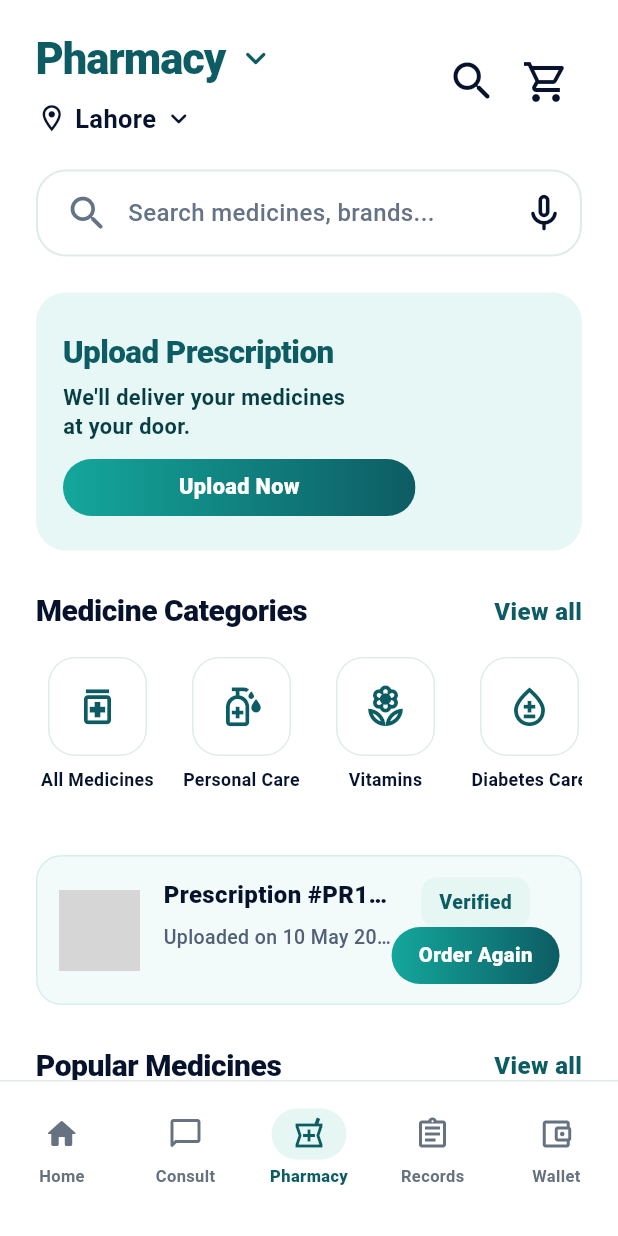
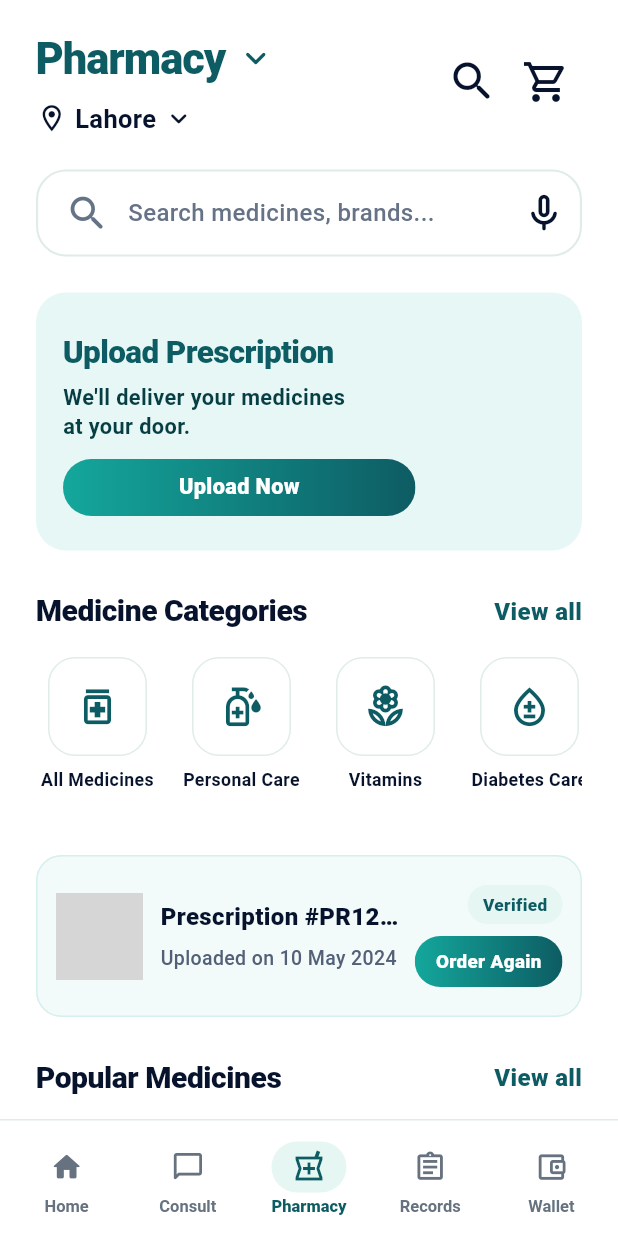
Before and after one commit to jenedo/AsaanCare-Flutter, a Flutter app: the PharmacyScreen screen opened by its route, on a phone screen of 412 x 824 dp. Run offline on Flutter 3.47's test engine with Material 3 defaults, Android fonts, the phone set to English and light mode, and no system bars; our stand-ins replace file_picker, get_it; accounts and stored records are empty; grey boxes are pictures that could not be loaded.

Commit message:
ui: add motion system and polish pharmacy navigation

```diff
--- a/lib/core/app/app.dart
+++ b/lib/core/app/app.dart
@@ -1,8 +1,20 @@
+import 'dart:ui';
+
 import 'package:flutter/material.dart';
 
 import '../routes/app_router.dart';
 import '../routes/app_routes.dart';
 import '../theme/app_theme.dart';
+
+class AppScrollBehavior extends MaterialScrollBehavior {
+  const AppScrollBehavior();
+
+  @override
+  Set<PointerDeviceKind> get dragDevices => {
+    ...super.dragDevices,
+    PointerDeviceKind.mouse,
+  };
+}
 
 class AsaanCareApp extends StatelessWidget {
   const AsaanCareApp({super.key});
@@ -15,6 +27,9 @@
       theme: AppTheme.lightTheme(),
       initialRoute: AppRoutes.welcome,
       onGenerateRoute: AppRouter.onGenerateRoute,
+
+      // Web par mouse drag se PageView/ListView scroll hoga.
+      scrollBehavior: const AppScrollBehavior(),
     );
   }
 }
--- /dev/null
+++ b/lib/core/design/app_motion.dart
@@ -0,0 +1,13 @@
+import 'package:flutter/animation.dart';
+
+abstract final class AppMotion {
+  static const Duration press = Duration(milliseconds: 110);
+  static const Duration fast = Duration(milliseconds: 180);
+  static const Duration medium = Duration(milliseconds: 240);
+  static const Duration route = Duration(milliseconds: 300);
+
+  static const Curve standard = Curves.easeOutCubic;
+  static const Curve exit = Curves.easeInCubic;
+
+  const AppMotion._();
+}
--- a/lib/core/widgets/app_bottom_nav_bar.dart
+++ b/lib/core/widgets/app_bottom_nav_bar.dart
@@ -1,5 +1,6 @@
 import 'package:flutter/material.dart';
 
+import '../design/app_motion.dart';
 import '../theme/app_theme.dart';
 
 class AppBottomNavBar extends StatelessWidget {
@@ -14,14 +15,15 @@
 
   @override
   Widget build(BuildContext context) {
-    return Container(
-      height: 104,
+    return SafeArea(
+      top: false,
+      child: Container(
+        height: 78,
         decoration: const BoxDecoration(
           color: AppTheme.surface,
           border: Border(top: BorderSide(color: AppTheme.border)),
         ),
-      child: Padding(
-        padding: const EdgeInsets.only(top: 8, bottom: 22),
+        padding: const EdgeInsets.fromLTRB(4, 7, 4, 6),
         child: Row(
           children: [
             _BottomNavItem(
@@ -79,15 +81,23 @@
     final color = selected ? AppTheme.primary : const Color(0xFF66727F);
 
     return Expanded(
+      child: Semantics(
+        button: true,
+        selected: selected,
+        label: label,
         child: InkWell(
           onTap: onTap,
           borderRadius: BorderRadius.circular(18),
           child: Column(
             mainAxisAlignment: MainAxisAlignment.center,
             children: [
-            AnimatedContainer(
-              duration: const Duration(milliseconds: 220),
-              curve: Curves.easeOutCubic,
+              AnimatedScale(
+                duration: AppMotion.press,
+                curve: AppMotion.standard,
+                scale: selected ? 1 : 0.94,
+                child: AnimatedContainer(
+                  duration: AppMotion.medium,
+                  curve: AppMotion.standard,
                   height: 34,
                   width: selected ? 50 : 34,
                   decoration: BoxDecoration(
@@ -96,18 +106,24 @@
                   ),
                   child: Icon(icon, color: color, size: 24),
                 ),
+              ),
               const SizedBox(height: 3),
-            Text(
-              label,
-              maxLines: 1,
-              overflow: TextOverflow.ellipsis,
+              AnimatedDefaultTextStyle(
+                duration: AppMotion.fast,
+                curve: AppMotion.standard,
                 style: TextStyle(
                   color: color,
                   fontSize: 11,
                   fontWeight: selected ? FontWeight.w900 : FontWeight.w600,
                 ),
+                child: Text(
+                  label,
+                  maxLines: 1,
+                  overflow: TextOverflow.ellipsis,
+                ),
               ),
             ],
+          ),
         ),
       ),
     );
--- a/lib/features/pharmacy/presentation/screens/pharmacy_screen.dart
+++ b/lib/features/pharmacy/presentation/screens/pharmacy_screen.dart
@@ -126,8 +126,7 @@
                         child: ListView.separated(
                           scrollDirection: Axis.horizontal,
                           itemCount: controller.popularMedicines.length,
-                          separatorBuilder: (_, _) =>
-                              const SizedBox(width: 12),
+                          separatorBuilder: (_, _) => const SizedBox(width: 12),
                           itemBuilder: (context, index) {
                             final medicine = controller.popularMedicines[index];
 
@@ -345,8 +344,8 @@
   @override
   Widget build(BuildContext context) {
     return Container(
-      height: 100,
-      padding: const EdgeInsets.all(14),
+      constraints: const BoxConstraints(minHeight: 108),
+      padding: const EdgeInsets.all(12),
       decoration: BoxDecoration(
         color: const Color(0xFFF2FBFA),
         borderRadius: BorderRadius.circular(17),
@@ -354,10 +353,15 @@
       ),
       child: Row(
         children: [
-          Image.asset(imageAsset, width: 54, fit: BoxFit.contain),
-          const SizedBox(width: 16),
+          SizedBox(
+            height: 58,
+            width: 58,
+            child: Image.asset(imageAsset, fit: BoxFit.contain),
+          ),
+          const SizedBox(width: 12),
           Expanded(
             child: Column(
+              mainAxisSize: MainAxisSize.min,
               crossAxisAlignment: CrossAxisAlignment.start,
               children: [
                 Text(
@@ -384,46 +388,55 @@
               ],
             ),
           ),
+          const SizedBox(width: 10),
           Column(
+            mainAxisSize: MainAxisSize.min,
+            crossAxisAlignment: CrossAxisAlignment.end,
             children: [
               if (isVerified)
                 Container(
                   padding: const EdgeInsets.symmetric(
-                    horizontal: 12,
-                    vertical: 7,
+                    horizontal: 10,
+                    vertical: 5,
                   ),
                   decoration: BoxDecoration(
                     color: AppTheme.softTeal,
-                    borderRadius: BorderRadius.circular(10),
+                    borderRadius: BorderRadius.circular(99),
                   ),
                   child: const Text(
                     'Verified',
                     style: TextStyle(
                       color: AppTheme.primary,
-                      fontSize: 13,
+                      fontSize: 11.5,
                       fontWeight: FontWeight.w900,
                     ),
                   ),
                 ),
-              const Spacer(),
-              GestureDetector(
+              const SizedBox(height: 8),
+              Material(
+                color: Colors.transparent,
+                borderRadius: BorderRadius.circular(99),
+                child: InkWell(
                   onTap: onOrderAgainTap,
-                child: Container(
-                  height: 38,
-                  padding: const EdgeInsets.symmetric(horizontal: 18),
+                  borderRadius: BorderRadius.circular(99),
+                  child: Ink(
+                    height: 34,
+                    padding: const EdgeInsets.symmetric(horizontal: 14),
                     decoration: BoxDecoration(
                       gradient: const LinearGradient(
                         colors: [AppTheme.primaryLight, AppTheme.primary],
                       ),
                       borderRadius: BorderRadius.circular(99),
                     ),
-                  alignment: Alignment.center,
-                  child: const Text(
+                    child: const Center(
+                      child: Text(
                         'Order Again',
                         style: TextStyle(
                           color: Colors.white,
-                      fontSize: 13.5,
+                          fontSize: 12.5,
                           fontWeight: FontWeight.w900,
+                        ),
+                      ),
                     ),
                   ),
                 ),
```
Also changed, not shown: 1 other file. Lines whose indentation alone changed are shown as unchanged.
